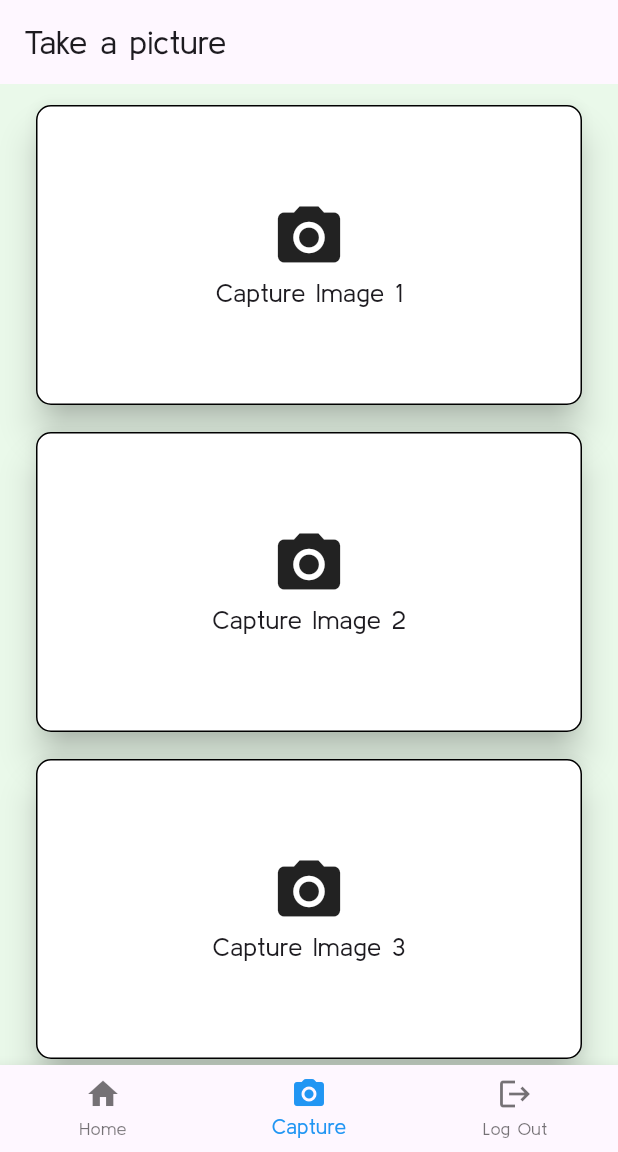
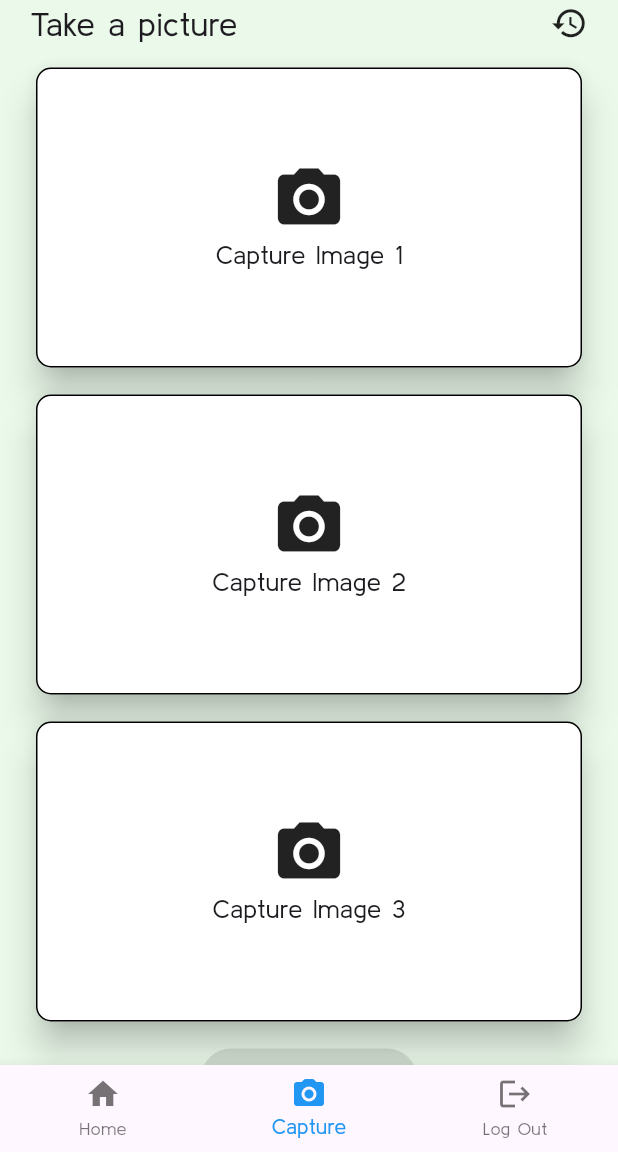
Before and after one commit to SarangAmarjit/vetemobile, a Flutter app: the screen it shows after launch, item 2 of the bottom bar chosen, on a phone screen of 412 x 824 dp, the part 84-1236 px from its top. Run offline on Flutter 3.47's test engine with Material 3 defaults, Android fonts, the phone set to English and light mode, and no system bars; our stand-ins replace auto_route, device_info_plus, flutter_native_splash, geocoding, geolocator, get and 3 more; missing offline and left inert: flutter_inappwebview.

Commit message:
Updated Navbar and resetcamera

```diff
--- a/lib/controller/tapcontroller.dart
+++ b/lib/controller/tapcontroller.dart
@@ -28,7 +28,7 @@
   //table
 
   final ImagePicker _picker = ImagePicker();
-  final List<File?> _capturedimages = [null, null, null];
+  List<File?> _capturedimages = [null, null, null];
   List<File?> get capturedimages => _capturedimages;
 
   final List<bool> _isimagecapturedbycam = [false, false, false];
@@ -203,4 +203,9 @@
     _selectedIndex = index;
     update();
   }
+
+  void resetcapture() {
+    _capturedimages = [null, null, null];
+    update();
+  }
 }
--- a/lib/pages/camerapage.dart
+++ b/lib/pages/camerapage.dart
@@ -1,3 +1,4 @@
+import 'package:flutter/cupertino.dart';
 import 'package:flutter/material.dart';
 
 import 'package:flutter/services.dart';
@@ -14,20 +15,41 @@
     GetxTapController controller = Get.put(GetxTapController());
     return Scaffold(
       backgroundColor: const Color.fromARGB(255, 234, 249, 234),
-      appBar: AppBar(title: const Text('Take a picture')),
       body: GetBuilder<GetxTapController>(builder: (_) {
         return SafeArea(
           child: Padding(
             padding: const EdgeInsets.symmetric(horizontal: 20),
             child: Column(
               children: [
+                Row(
+                  mainAxisAlignment: MainAxisAlignment.spaceBetween,
+                  children: [
+                    const Text(
+                      'Take a picture',
+                      style: TextStyle(fontSize: 22),
+                    ),
+                    GestureDetector(
+                      onTap: () {
+                        controller.resetcapture();
+                      },
+                      child: const Icon(
+                        Icons.restore,
+                        size: 25,
+                      ),
+                    )
+                  ],
+                ),
                 for (int i = 0; i < 3; i++)
                   GestureDetector(
                     onTap: controller.capturedimages[i] != null
-                        ? () => MaterialPageRoute(
-                              builder: (context) => FullScreenImageScreen(
-                                  image: controller.capturedimages[i]!),
-                            )
+                        ? () {
+                            Navigator.push(
+                                context,
+                                MaterialPageRoute(
+                                  builder: (context) => FullScreenImageScreen(
+                                      image: controller.capturedimages[i]!),
+                                ));
+                          }
                         : () => controller.pickImage(i),
                     child: Padding(
                       padding: const EdgeInsets.only(top: 10),
```
